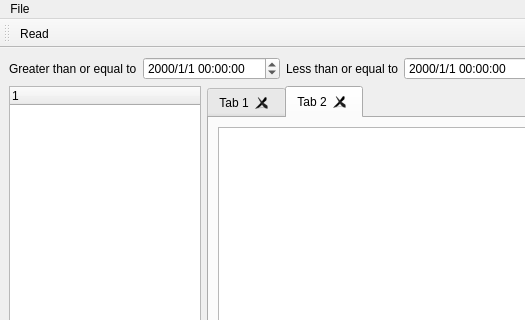
Before: the Qt Designer form resource/ui/Main.ui in XOB-CN/LogTools, drawn with Qt 5; both pictures show x 0 to 525 and y 0 to 320 of the 982 by 800 pixel window.
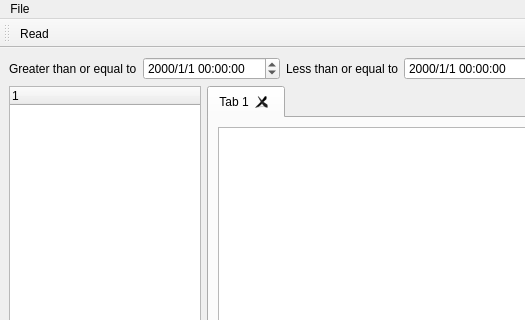
After: the same form once the commit is applied. The open tabs and pages were chosen to show the change.

Commit message:
coding tabQuery function
coding Main -> tabQuery(QTabWidget) function

Diff of the .ui file:
```diff
--- a/resource/ui/Main.ui
+++ b/resource/ui/Main.ui
@@ -92,6 +92,9 @@
           <property name="tabsClosable">
            <bool>true</bool>
           </property>
+          <property name="tabBarAutoHide">
+           <bool>false</bool>
+          </property>
           <widget class="QWidget" name="tab_1">
            <attribute name="title">
             <string>Tab 1</string>
@@ -102,16 +105,6 @@
             </item>
            </layout>
           </widget>
-          <widget class="QWidget" name="tab_2">
-           <attribute name="title">
-            <string>Tab 2</string>
-           </attribute>
-           <layout class="QGridLayout" name="gridLayout_3">
-            <item row="0" column="0">
-             <widget class="QTextEdit" name="sqlEdit2"/>
-            </item>
-           </layout>
-          </widget>
          </widget>
         </item>
         <item row="0" column="0">
```
Left out of the diff: 59 changed lines with no effect on the pictures. The commit also changes 2 other files.
